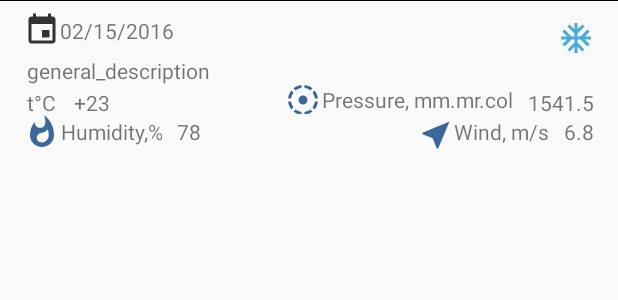
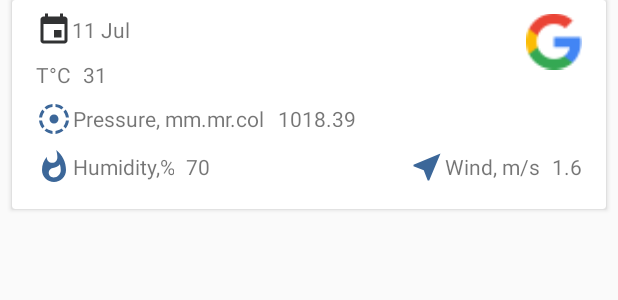
Before and after one commit to berkutio/WeatherInfo, an Android app: the layout weather_mapping_item.xml on its own in the app's theme, with its tools: preview values and no code run, on a phone screen of 412 x 824 dp. Shown: the top 300 px of the screen. Run offline under Robolectric (Android 15) with nearby library versions, the phone set to English and light mode, and no system bars.

Commit message:
Implemented new front

```diff
--- a/app/build.gradle
+++ b/app/build.gradle
@@ -6,7 +6,7 @@ android {
     defaultConfig {
         testInstrumentationRunner "android.support.test.runner.AndroidJUnitRunner"
         applicationId "com.weatherinfo"
-        minSdkVersion 15
+        minSdkVersion 19
         targetSdkVersion 27
         versionCode 1
         versionName "1.0"
@@ -40,6 +40,9 @@ dependencies {
     compile 'com.jakewharton:butterknife:8.6.0'
     annotationProcessor 'com.jakewharton:butterknife-compiler:8.6.0'
 
+    compile 'com.android.support.constraint:constraint-layout:1.1.2'
+    implementation 'com.android.support:cardview-v7:27.0.1'
+
     testCompile 'junit:junit:4.12'
     testCompile 'org.mockito:mockito-core:2.8.9'
     testCompile 'org.json:json:20140107'
--- a/app/src/main/java/com/weatherinfo/adapters/WeatherAdapter.java
+++ b/app/src/main/java/com/weatherinfo/adapters/WeatherAdapter.java
@@ -20,7 +20,6 @@ public class WeatherAdapter extends RecyclerView.Adapter<WeatherAdapter.ViewHold
     public static class ViewHolder extends RecyclerView.ViewHolder {
 
         public TextView data;
-        public TextView general;
         public TextView temperature;
         public TextView pressure;
         public TextView humidity;
@@ -31,7 +30,6 @@ public class WeatherAdapter extends RecyclerView.Adapter<WeatherAdapter.ViewHold
             super(v);
             imageView = (ImageView)v.findViewById(R.id.im_description);
             data = (TextView)v.findViewById(R.id.data);
-            general = (TextView)v.findViewById(R.id.general_description);
             temperature = (TextView)v.findViewById(R.id.temperature_val);
             pressure = (TextView)v.findViewById(R.id.pressure_val);
             humidity = (TextView)v.findViewById(R.id.humidity_val);
@@ -58,7 +56,6 @@ public class WeatherAdapter extends RecyclerView.Adapter<WeatherAdapter.ViewHold
         ForecastData forecastData = list.get(position);
         holder.imageView.setImageResource(Universal.getWeatherResource(forecastData.getWeather()[0].getDescription()));
         holder.data.setText(Universal.formatData(forecastData.getDt()));
-        holder.general.setText(forecastData.getWeather()[0].getDescription());
         holder.temperature.setText(Universal.convertToCelicies(forecastData.getTemp().getMin()));
         holder.pressure.setText(String.valueOf(forecastData.getPressure()));
         holder.humidity.setText(String.valueOf(forecastData.getHumidity()));
--- a/app/src/main/res/layout/weather_mapping_item.xml
+++ b/app/src/main/res/layout/weather_mapping_item.xml
@@ -1,189 +1,139 @@
 <?xml version="1.0" encoding="utf-8"?>
-<LinearLayout xmlns:android="http://schemas.android.com/apk/res/android"
+<android.support.v7.widget.CardView xmlns:android="http://schemas.android.com/apk/res/android"
+    xmlns:app="http://schemas.android.com/apk/res-auto"
+    xmlns:card_view="http://schemas.android.com/apk/res-auto"
     xmlns:tools="http://schemas.android.com/tools"
-    android:id="@+id/weather_mapping_item"
-    android:orientation="vertical"
+    android:id="@+id/card_view"
     android:layout_width="match_parent"
     android:layout_height="wrap_content"
-    android:clickable="true"
-    android:focusable="true">
+    android:layout_marginBottom="8dp"
+    android:layout_marginLeft="8dp"
+    android:layout_marginRight="8dp">
 
-    <View
-        android:layout_height="0.5dp"
-        android:layout_width="fill_parent"
-        android:background="@color/Black" />
-
-    <LinearLayout
-        android:layout_width="match_parent"
-        android:layout_height="match_parent"
-        android:orientation="vertical">
-
-        <LinearLayout
+    <android.support.constraint.ConstraintLayout
         android:layout_width="match_parent"
         android:layout_height="wrap_content"
-            android:layout_marginTop="2.5dp"
-            android:orientation="horizontal">
+        android:padding="8dp">
 
         <TextView
             android:id="@+id/data"
-                android:drawableLeft="@drawable/ic_calendar"
             android:layout_width="wrap_content"
-                android:layout_height="match_parent"
+            android:layout_height="wrap_content"
+            android:layout_marginEnd="8dp"
+            android:layout_marginStart="8dp"
+            android:drawableStart="@drawable/ic_calendar"
             android:gravity="center"
-                android:layout_marginLeft="16dp"
-                android:layout_marginRight="16dp"
-                android:lines="1"
-                android:marqueeRepeatLimit="marquee_forever"
-                android:maxLength="25"
-                android:textAppearance="?android:attr/textAppearanceSmall"
-                tools:text="02/15/2016" />
-
-            <View
-                android:layout_weight="1"
-                android:layout_width="0dp"
-                android:layout_height="10dp" />
+            card_view:layout_constraintEnd_toStartOf="@+id/im_description"
+            card_view:layout_constraintHorizontal_bias="0.0"
+            card_view:layout_constraintStart_toStartOf="parent"
+            card_view:layout_constraintTop_toTopOf="parent"
+            tools:text="11 Jul" />
 
         <ImageView
             android:id="@+id/im_description"
+            android:layout_width="37dp"
+            android:layout_height="39dp"
+            android:layout_marginEnd="8dp"
+            app:srcCompat="@drawable/googleg_standard_color_18"
+            card_view:layout_constraintEnd_toEndOf="parent"
+            card_view:layout_constraintTop_toTopOf="parent" />
+
+        <TextView
+            android:id="@+id/temperature_title"
             android:layout_width="wrap_content"
             android:layout_height="wrap_content"
-                android:layout_marginRight="16dp"
-                android:layout_marginTop="10dp"
-                tools:src="@drawable/ic_snow"/>
-
-        </LinearLayout>
-
-        <LinearLayout
-            android:layout_width="match_parent"
-            android:layout_height="wrap_content"
-            android:layout_gravity="center"
-            android:layout_marginBottom="2.5dp"
-            android:layout_marginLeft="16dp"
-            android:layout_marginRight="16dp"
-            android:orientation="vertical">
+            android:layout_marginStart="8dp"
+            android:layout_marginTop="8dp"
+            android:text="@string/temperature"
+            card_view:layout_constraintStart_toStartOf="parent"
+            card_view:layout_constraintTop_toBottomOf="@+id/data" />
 
         <TextView
-                android:id="@+id/general_description"
+            android:id="@+id/pressure_title"
             android:layout_width="wrap_content"
             android:layout_height="wrap_content"
-                android:layout_marginLeft="2dp"
-                android:lines="1"
-                android:marqueeRepeatLimit="marquee_forever"
-                android:maxLength="25"
-                android:textAppearance="?android:attr/textAppearanceSmall"
-                tools:text="general_description" />
-
-            <LinearLayout
-                android:layout_width="match_parent"
-                android:layout_height="match_parent"
-                android:orientation="horizontal">
+            android:layout_marginStart="8dp"
+            android:layout_marginTop="8dp"
+            android:drawableStart="@drawable/ic_pressure"
+            android:gravity="center"
+            android:text="@string/pressure"
+            card_view:layout_constraintStart_toStartOf="parent"
+            card_view:layout_constraintTop_toBottomOf="@+id/temperature_title" />
 
         <TextView
+            android:id="@+id/pressure_val"
+            android:layout_width="wrap_content"
+            android:layout_height="15dp"
+            android:layout_marginEnd="8dp"
+            android:layout_marginStart="8dp"
+            card_view:layout_constraintBaseline_toBaselineOf="@+id/pressure_title"
+            card_view:layout_constraintEnd_toEndOf="parent"
+            card_view:layout_constraintHorizontal_bias="0.008"
+            card_view:layout_constraintStart_toEndOf="@+id/pressure_title"
+            tools:text="1018.39" />
+
+        <TextView
+            android:id="@+id/humidity_title"
             android:layout_width="wrap_content"
             android:layout_height="wrap_content"
-                    android:layout_marginLeft="2dp"
-                    android:lines="1"
-                    android:maxLength="20"
-                    android:text="@string/temperature"
-                    android:textAppearance="?android:attr/textAppearanceSmall" />
+            android:layout_marginBottom="8dp"
+            android:layout_marginStart="8dp"
+            android:layout_marginTop="8dp"
+            android:drawableStart="@drawable/ic_humidity"
+            android:gravity="center"
+            android:text="@string/humidity"
+            card_view:layout_constraintBottom_toBottomOf="parent"
+            card_view:layout_constraintHorizontal_chainStyle="spread_inside"
+            card_view:layout_constraintStart_toStartOf="parent"
+            card_view:layout_constraintTop_toBottomOf="@+id/pressure_title"
+            card_view:layout_constraintVertical_bias="0.0" />
 
-                <View
-                    android:layout_width="10dp"
-                    android:layout_height="10dp" />
+        <TextView
+            android:id="@+id/humidity_val"
+            android:layout_width="wrap_content"
+            android:layout_height="wrap_content"
+            android:layout_marginStart="8dp"
+            card_view:layout_constraintBaseline_toBaselineOf="@+id/humidity_title"
+            card_view:layout_constraintEnd_toStartOf="@+id/wind_speed_title"
+            card_view:layout_constraintHorizontal_bias="0.5"
+            card_view:layout_constraintHorizontal_chainStyle="spread_inside"
+            card_view:layout_constraintStart_toEndOf="@+id/humidity_title"
+            tools:text="70" />
+
+        <TextView
+            android:id="@+id/wind_speed_title"
+            android:layout_width="wrap_content"
+            android:layout_height="wrap_content"
+            android:layout_marginEnd="8dp"
+            android:text="@string/wind_speed"
+            android:gravity="center"
+            android:drawableStart="@drawable/ic_wind"
+            card_view:layout_constraintBaseline_toBaselineOf="@+id/humidity_val"
+            card_view:layout_constraintEnd_toStartOf="@+id/wind_speed_val"
+            card_view:layout_constraintHorizontal_bias="0.5"
+            card_view:layout_constraintStart_toEndOf="@+id/humidity_val" />
+
+        <TextView
+            android:id="@+id/wind_speed_val"
+            android:layout_width="wrap_content"
+            android:layout_height="wrap_content"
+            android:layout_marginEnd="8dp"
+            card_view:layout_constraintBaseline_toBaselineOf="@+id/wind_speed_title"
+            card_view:layout_constraintEnd_toEndOf="parent"
+            tools:text="1.6" />
+
 
         <TextView
             android:id="@+id/temperature_val"
             android:layout_width="wrap_content"
             android:layout_height="wrap_content"
-                    android:layout_marginLeft="2dp"
-                    android:layout_marginRight="16dp"
-                    android:textAppearance="?android:attr/textAppearanceSmall"
-                    tools:text="+23" />
+            android:layout_marginEnd="8dp"
+            android:layout_marginStart="8dp"
+            card_view:layout_constraintBaseline_toBaselineOf="@+id/temperature_title"
+            card_view:layout_constraintEnd_toEndOf="parent"
+            card_view:layout_constraintHorizontal_bias="0.0"
+            card_view:layout_constraintStart_toEndOf="@+id/temperature_title"
+            tools:text="31" />
+    </android.support.constraint.ConstraintLayout>
 
-                <View
-                    android:layout_width="10dp"
-                    android:layout_height="10dp"
-                    android:layout_weight="1" />
-
-                <TextView
-                    android:layout_width="wrap_content"
-                    android:layout_height="match_parent"
-                    android:gravity="center"
-                    android:drawableLeft="@drawable/ic_pressure"
-                    android:lines="1"
-                    android:maxLength="20"
-                    android:text="@string/pressure"
-                    android:textAppearance="?android:attr/textAppearanceSmall" />
-
-                <View
-                    android:layout_width="10dp"
-                    android:layout_height="10dp" />
-
-                <TextView
-                    android:id="@+id/pressure_val"
-                    android:layout_width="wrap_content"
-                    android:layout_height="wrap_content"
-                    android:textAppearance="?android:attr/textAppearanceSmall"
-                    tools:text="1541.5" />
-
-
-            </LinearLayout>
-
-            <LinearLayout
-                android:layout_width="match_parent"
-                android:layout_height="match_parent"
-                android:orientation="horizontal">
-
-                <TextView
-                    android:layout_width="wrap_content"
-                    android:layout_height="match_parent"
-                    android:gravity="center"
-                    android:drawableLeft="@drawable/ic_humidity"
-                    android:lines="1"
-                    android:maxLength="20"
-                    android:text="@string/humidity"
-                    android:textAppearance="?android:attr/textAppearanceSmall" />
-
-                <View
-                    android:layout_width="10dp"
-                    android:layout_height="10dp" />
-
-                <TextView
-                    android:id="@+id/humidity_val"
-                    android:layout_width="wrap_content"
-                    android:layout_height="wrap_content"
-                    android:layout_marginRight="16dp"
-                    android:textAppearance="?android:attr/textAppearanceSmall"
-                    tools:text="78" />
-
-                <View
-                    android:layout_width="10dp"
-                    android:layout_height="10dp"
-                    android:layout_weight="1" />
-
-                <TextView
-                    android:layout_width="wrap_content"
-                    android:layout_height="wrap_content"
-                    android:drawableLeft="@drawable/ic_wind"
-                    android:lines="1"
-                    android:maxLength="20"
-                    android:text="@string/wind_speed"
-                    android:textAppearance="?android:attr/textAppearanceSmall" />
-
-                <View
-                    android:layout_width="10dp"
-                    android:layout_height="10dp" />
-
-                <TextView
-                    android:id="@+id/wind_speed_val"
-                    android:layout_width="wrap_content"
-                    android:layout_height="wrap_content"
-                    android:textAppearance="?android:attr/textAppearanceSmall"
-                    tools:text="6.8" />
-
-
-            </LinearLayout>
-        </LinearLayout>
-    </LinearLayout>
-
-</LinearLayout>
+</android.support.v7.widget.CardView>
--- a/app/src/main/res/values/strings.xml
+++ b/app/src/main/res/values/strings.xml
@@ -1,7 +1,8 @@
 <resources>
     <string name="app_name">Weather Info</string>
     <string name="action_settings">Settings</string>
-    <string name="temperature">t°C</string>
+    <string name="temperature">T°C</string>
+    <string name="degrees_celcies">°C</string>
     <string name="pressure">Pressure, mm.mr.col</string>
     <string name="humidity">Humidity,%</string>
     <string name="wind_speed">Wind, m/s</string>
@@ -13,4 +14,6 @@
     <string name="settings">Settings</string>
     <string name="exit">Exit</string>
     <string name="weather_response_obtaining">Obtaining forecast. Please, wait!</string>
+    <string name="data_loading">Data loading. Please, wait!</string>
+    <string name="error_no_connection">No internet connection! Check the internet and try again</string>
 </resources>
```
Also changed, not shown: app/src/main/java/com/weatherinfo/activities/weatheractivity/WeatherActivity.java (+14 -4 lines), app/src/main/res/layout/activity_weather.xml (+169 -151 lines). Lines whose indentation alone changed are shown as unchanged.
